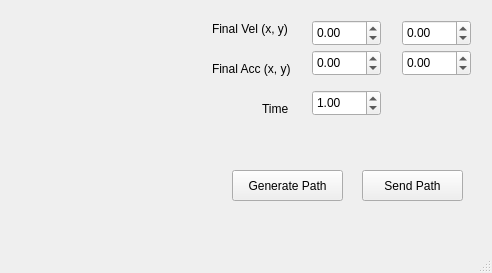
Above: RPi/rosHockey/hockey_gui/hockey_gui/layout.ui from zacharyrodwatkins/PucksInDeep before the change. Below: the same form after it.
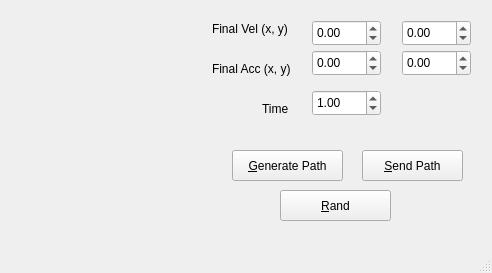
That is the form after the change. Custom widgets are drawn as their Qt base class.

What changed in the file:
```diff
--- a/RPi/rosHockey/hockey_gui/hockey_gui/layout.ui
+++ b/RPi/rosHockey/hockey_gui/hockey_gui/layout.ui
@@ -137,26 +137,26 @@
     <property name="geometry">
      <rect>
       <x>232</x>
-      <y>170</y>
+      <y>150</y>
       <width>111</width>
       <height>31</height>
      </rect>
     </property>
     <property name="text">
-     <string>Generate Path</string>
+     <string>&amp;Generate Path</string>
     </property>
    </widget>
    <widget class="QPushButton" name="send_button">
     <property name="geometry">
      <rect>
       <x>362</x>
-      <y>170</y>
+      <y>150</y>
       <width>101</width>
       <height>31</height>
      </rect>
     </property>
     <property name="text">
-     <string>Send Path</string>
+     <string>&amp;Send Path</string>
     </property>
    </widget>
    <widget class="MplWidget" name="table_plot" native="true">
@@ -169,6 +169,19 @@
      </rect>
     </property>
    </widget>
+   <widget class="QPushButton" name="random_button">
+    <property name="geometry">
+     <rect>
+      <x>280</x>
+      <y>190</y>
+      <width>111</width>
+      <height>31</height>
+     </rect>
+    </property>
+    <property name="text">
+     <string>&amp;Rand</string>
+    </property>
+   </widget>
   </widget>
   <widget class="QMenuBar" name="menubar">
    <property name="geometry">
```
